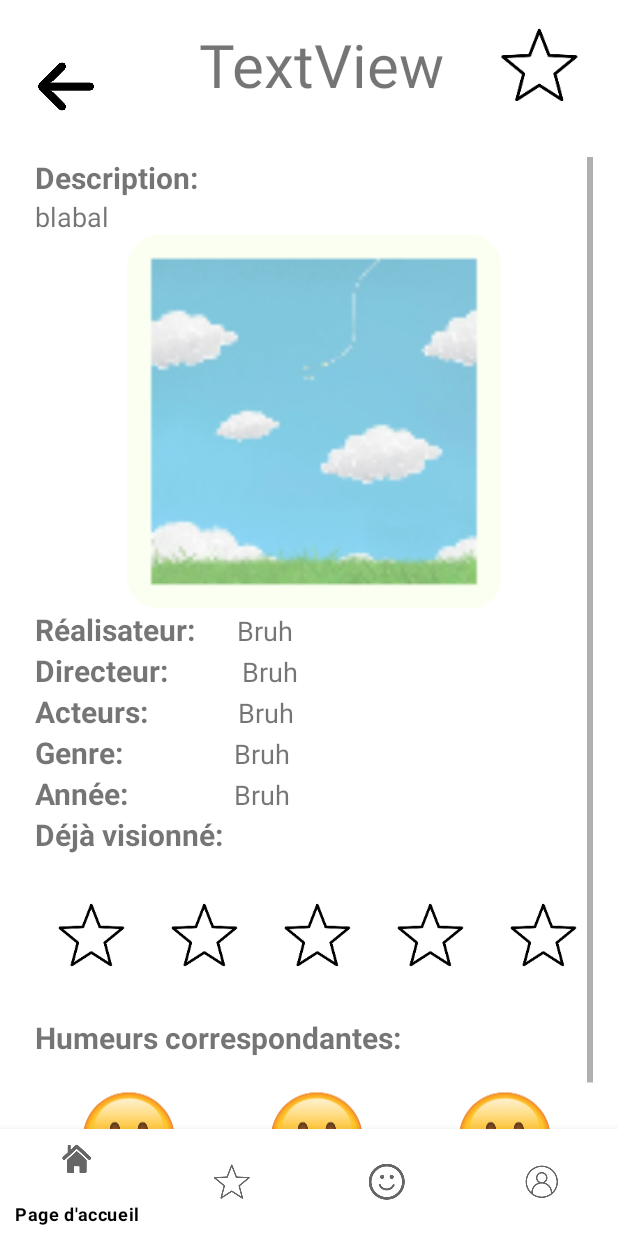
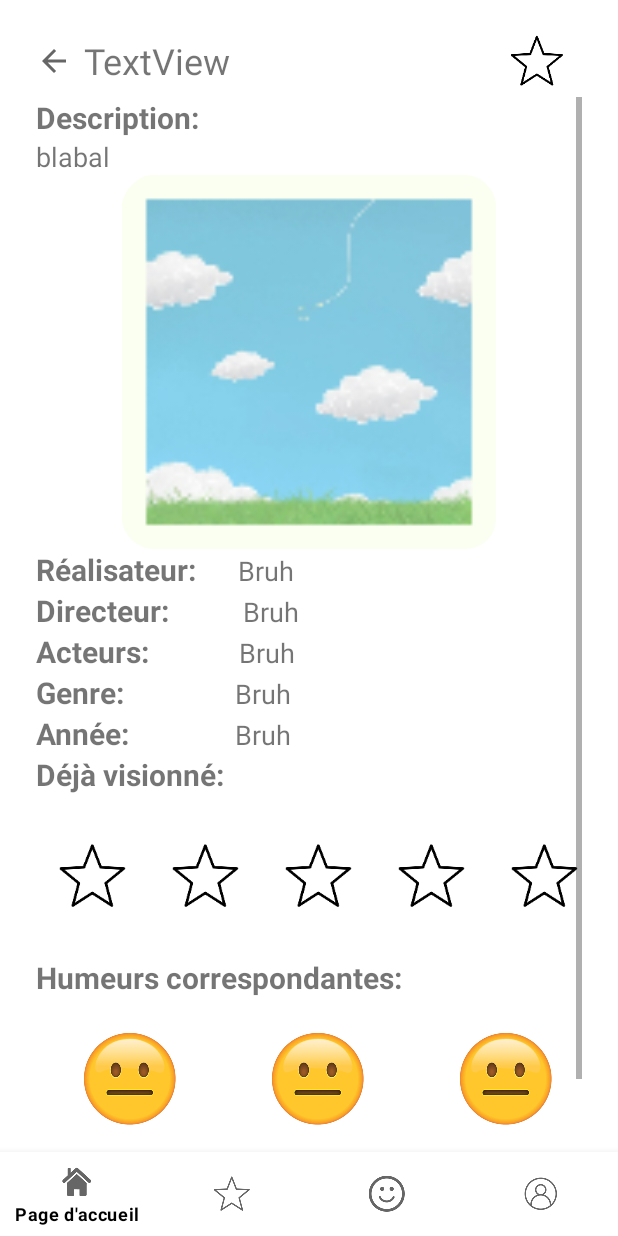
Before and after one commit to jayouimet/Devoir_04, an Android app: the filmDescription screen opened directly, with no data from a screen before it, on a phone screen of 412 x 824 dp. Run offline under Robolectric (Android 15) with nearby library versions, the phone set to English and light mode, and no system bars; 10 statements that could not run were skipped.

Commit message:
Updated filmDescription

```diff
--- a/Implementation/app/src/main/java/com/example/devoir4film/filmDescription.java
+++ b/Implementation/app/src/main/java/com/example/devoir4film/filmDescription.java
@@ -6,6 +6,7 @@ import android.content.Intent;
 import android.os.Bundle;
 import android.util.Log;
 import android.view.View;
+import android.widget.ImageButton;
 import android.widget.ImageView;
 import android.widget.TextView;
 
@@ -26,6 +27,7 @@ public class filmDescription extends AppCompatActivity {
     ImageView deuxiemeEmotion;
     ImageView troisiemeEmotion;
     BottomNavigationView bottomNavigationView;
+    private ImageButton descriptionFilmReturnButton;
 
     @Override
     protected void onCreate(Bundle savedInstanceState) {
@@ -39,6 +41,7 @@ public class filmDescription extends AppCompatActivity {
         annnes = findViewById(R.id.annees);
         imagestar = findViewById(R.id.imagestardescription);
         bottomNavigationView = findViewById(R.id.barnavigationdescription);
+        descriptionFilmReturnButton = findViewById(R.id.descriptionFilmReturnButton);
         //va chercher le titre du film
         String titre = getIntent().getStringExtra("titre");
         titreFilm = findViewById(R.id.titrefilm);
@@ -54,6 +57,14 @@ public class filmDescription extends AppCompatActivity {
         genre.setText(actuel.getGenres());
         producteur.setText(actuel.getProducteur());
         realisateur.setText(actuel.getRealistaeur());
+
+        descriptionFilmReturnButton.setOnClickListener(new View.OnClickListener() {
+            @Override
+            public void onClick(View view) {
+                goBackDescription();
+            }
+        });
+
         //bar de navigation
         bottomNavigationView.setOnNavigationItemSelectedListener(item -> {
             if (item.getItemId() == R.id.homeNavigation) {
@@ -227,7 +238,7 @@ public class filmDescription extends AppCompatActivity {
 
     }
 
-    public void goBackDescription(View v) {
+    public void goBackDescription() {
         this.finish();
     }
 }
--- a/Implementation/app/src/main/res/layout/activity_film_description.xml
+++ b/Implementation/app/src/main/res/layout/activity_film_description.xml
@@ -7,25 +7,39 @@
     android:layout_height="match_parent"
     tools:context=".filmDescription">
 
+    <ImageButton
+        android:id="@+id/descriptionFilmReturnButton"
+        android:layout_width="wrap_content"
+        android:layout_height="wrap_content"
+        android:layout_marginStart="24dp"
+        android:background="?attr/actionModeCloseDrawable"
+        app:layout_constraintBottom_toBottomOf="@+id/titrefilm"
+        app:layout_constraintStart_toStartOf="parent"
+        app:layout_constraintTop_toTopOf="@+id/titrefilm"
+        tools:ignore="ContentDescription" />
+
     <TextView
         android:id="@+id/titrefilm"
-        android:layout_width="165dp"
-        android:layout_height="62dp"
-        android:layout_marginTop="16dp"
+        android:layout_width="0dp"
+        android:layout_height="wrap_content"
+        android:layout_marginStart="8dp"
+        android:layout_marginTop="24dp"
+        android:layout_marginEnd="8dp"
         android:text="TextView"
-        android:textSize="40dp"
-        app:layout_constraintEnd_toEndOf="parent"
-        app:layout_constraintHorizontal_bias="0.538"
-        app:layout_constraintStart_toStartOf="parent"
+        android:textSize="24sp"
+        app:layout_constraintEnd_toStartOf="@+id/imagestardescription"
+        app:layout_constraintStart_toEndOf="@+id/descriptionFilmReturnButton"
         app:layout_constraintTop_toTopOf="parent" />
 
     <ScrollView
         android:id="@+id/scrollviewfilm"
-        android:layout_width="372dp"
-        android:layout_height="675dp"
-        android:layout_marginBottom="68dp"
-        android:translationY="25dp"
-        app:layout_constraintBottom_toBottomOf="parent"
+        android:layout_width="0dp"
+        android:layout_height="0dp"
+        android:layout_marginStart="24dp"
+        android:layout_marginTop="8dp"
+        android:layout_marginEnd="24dp"
+        android:layout_marginBottom="8dp"
+        app:layout_constraintBottom_toTopOf="@+id/barnavigationdescription"
         app:layout_constraintEnd_toEndOf="parent"
         app:layout_constraintHorizontal_bias="0.578"
         app:layout_constraintStart_toStartOf="parent"
@@ -256,19 +270,19 @@
 
     <ImageView
         android:id="@+id/imagestardescription"
-        android:layout_width="94dp"
-        android:layout_height="87dp"
+        android:layout_width="60dp"
+        android:layout_height="60dp"
+        android:layout_marginEnd="24dp"
         android:onClick="clickImages"
+        app:layout_constraintBottom_toBottomOf="@+id/titrefilm"
         app:layout_constraintEnd_toEndOf="parent"
-        app:layout_constraintHorizontal_bias="0.984"
-        app:layout_constraintStart_toStartOf="parent"
-        app:layout_constraintTop_toTopOf="parent"
+        app:layout_constraintTop_toTopOf="@+id/titrefilm"
         app:srcCompat="@mipmap/homeicone_foreground" />
 
     <com.google.android.material.bottomnavigation.BottomNavigationView
         android:id="@+id/barnavigationdescription"
-        android:layout_width="413dp"
-        android:layout_height="71dp"
+        android:layout_width="0dp"
+        android:layout_height="wrap_content"
         app:itemBackground="@color/white"
         app:itemIconTint="@color/black"
         app:itemTextColor="@color/black"
@@ -277,17 +291,4 @@
         app:layout_constraintStart_toStartOf="parent"
         app:menu="@menu/navigation" />
 
-    <ImageView
-        android:id="@+id/retourDescription"
-        android:layout_width="37dp"
-        android:layout_height="51dp"
-        android:layout_marginTop="32dp"
-        android:layout_marginEnd="52dp"
-        android:onClick="goBackDescription"
-        app:layout_constraintEnd_toStartOf="@+id/titrefilm"
-        app:layout_constraintHorizontal_bias="0.577"
-        app:layout_constraintStart_toStartOf="parent"
-        app:layout_constraintTop_toTopOf="parent"
-        app:srcCompat="@drawable/arrow" />
-
 </androidx.constraintlayout.widget.ConstraintLayout>
```
